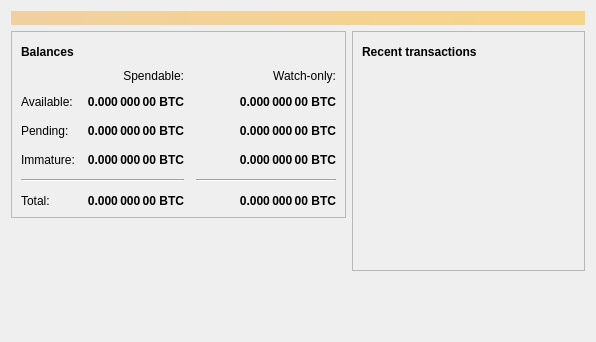
Above: src/qt/forms/overviewpage.ui from Garlicium/GRLM before the change. Below: the same form after it.
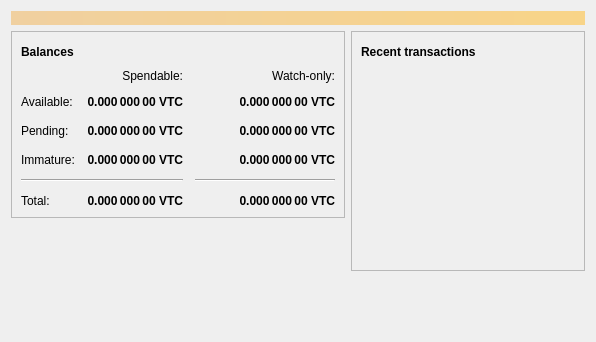
That is the form after the change. Icons and pictures are not drawn.

```diff
--- a/src/qt/forms/overviewpage.ui
+++ b/src/qt/forms/overviewpage.ui
@@ -129,7 +129,7 @@
                <string>Unconfirmed transactions to watch-only addresses</string>
               </property>
               <property name="text">
-               <string notr="true">0.000 000 00 BTC</string>
+               <string notr="true">0.000 000 00 VTC</string>
               </property>
               <property name="alignment">
                <set>Qt::AlignRight|Qt::AlignTrailing|Qt::AlignVCenter</set>
@@ -154,7 +154,7 @@
                <string>Total of transactions that have yet to be confirmed, and do not yet count toward the spendable balance</string>
               </property>
               <property name="text">
-               <string notr="true">0.000 000 00 BTC</string>
+               <string notr="true">0.000 000 00 VTC</string>
               </property>
               <property name="alignment">
                <set>Qt::AlignRight|Qt::AlignTrailing|Qt::AlignVCenter</set>
@@ -179,7 +179,7 @@
                <string>Mined balance in watch-only addresses that has not yet matured</string>
               </property>
               <property name="text">
-               <string notr="true">0.000 000 00 BTC</string>
+               <string notr="true">0.000 000 00 VTC</string>
               </property>
               <property name="alignment">
                <set>Qt::AlignRight|Qt::AlignTrailing|Qt::AlignVCenter</set>
@@ -237,7 +237,7 @@
                <string>Mined balance that has not yet matured</string>
               </property>
               <property name="text">
-               <string notr="true">0.000 000 00 BTC</string>
+               <string notr="true">0.000 000 00 VTC</string>
               </property>
               <property name="alignment">
                <set>Qt::AlignRight|Qt::AlignTrailing|Qt::AlignVCenter</set>
@@ -282,7 +282,7 @@
                <string>Your current total balance</string>
               </property>
               <property name="text">
-               <string notr="true">0.000 000 00 BTC</string>
+               <string notr="true">0.000 000 00 VTC</string>
               </property>
               <property name="alignment">
                <set>Qt::AlignRight|Qt::AlignTrailing|Qt::AlignVCenter</set>
@@ -307,7 +307,7 @@
                <string>Current total balance in watch-only addresses</string>
               </property>
               <property name="text">
-               <string notr="true">0.000 000 00 BTC</string>
+               <string notr="true">0.000 000 00 VTC</string>
               </property>
               <property name="alignment">
                <set>Qt::AlignRight|Qt::AlignTrailing|Qt::AlignVCenter</set>
@@ -349,7 +349,7 @@
                <string>Your current spendable balance</string>
               </property>
               <property name="text">
-               <string notr="true">0.000 000 00 BTC</string>
+               <string notr="true">0.000 000 00 VTC</string>
               </property>
               <property name="alignment">
                <set>Qt::AlignRight|Qt::AlignTrailing|Qt::AlignVCenter</set>
@@ -374,7 +374,7 @@
                <string>Your current balance in watch-only addresses</string>
               </property>
               <property name="text">
-               <string notr="true">0.000 000 00 BTC</string>
+               <string notr="true">0.000 000 00 VTC</string>
               </property>
               <property name="alignment">
                <set>Qt::AlignRight|Qt::AlignTrailing|Qt::AlignVCenter</set>
```
